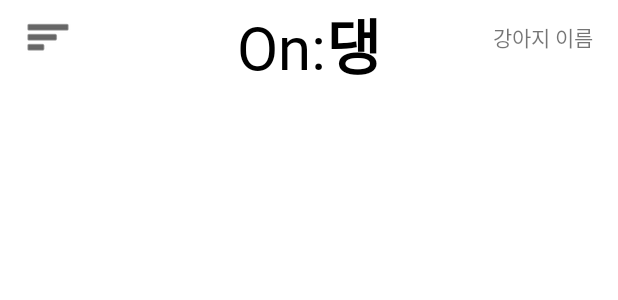
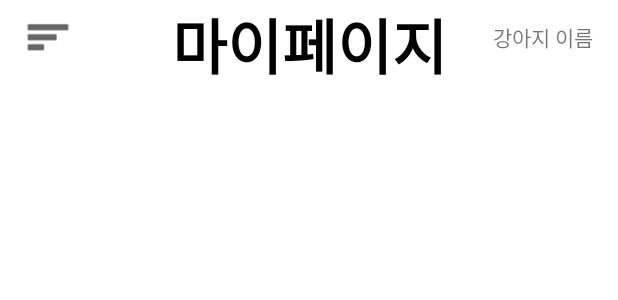
Before and after one commit to windman966/ondaeng, an Android app: the layout activity_my_page.xml on its own in the app's theme, with its tools: preview values and no code run, on a phone screen of 412 x 824 dp. Shown: the top 300 px of the screen. Run offline under Robolectric (Android 15) with nearby library versions, the phone set to English and light mode, and no system bars.

Commit message:
1110dayEnd by sdc

```diff
--- a/app/src/main/java/com/fourth/ondaeng/CareActivity.java
+++ b/app/src/main/java/com/fourth/ondaeng/CareActivity.java
@@ -4,16 +4,16 @@ import androidx.appcompat.app.AppCompatActivity;
 
 import android.os.Bundle;
 
-import com.fourth.ondaeng.databinding.ActivityMainBinding;
+import com.fourth.ondaeng.databinding.ActivityCareBinding;
 
 public class CareActivity extends AppCompatActivity {
 
-    private ActivityMainBinding binding;
+    private ActivityCareBinding binding;
 
     @Override
     protected void onCreate(Bundle savedInstanceState) {
         super.onCreate(savedInstanceState);
-        binding = ActivityMainBinding.inflate(getLayoutInflater());
+        binding = ActivityCareBinding.inflate(getLayoutInflater());
         setContentView(binding.getRoot());
     }
 }
--- a/app/src/main/res/layout/activity_my_page.xml
+++ b/app/src/main/res/layout/activity_my_page.xml
@@ -36,7 +36,7 @@
                 android:layout_height="50dp"
                 android:layout_weight="1"
                 android:gravity="center"
-                android:text="On:댕"
+                android:text="마이페이지"
                 android:textAlignment="center"
                 android:textColor="#000000"
                 android:textSize="40dp"
@@ -53,23 +53,15 @@
 
         </LinearLayout>
 
-        <ScrollView
+        <LinearLayout
             android:layout_width="match_parent"
-            android:layout_height="match_parent">
-
-            <LinearLayout
-                android:layout_width="match_parent"
-                android:layout_height="wrap_content"
-                android:orientation="vertical" >
-
-
-            </LinearLayout>
-        </ScrollView>
+            android:layout_height="match_parent"
+            android:orientation="vertical"/>
 
 
     </LinearLayout>
 
-    <include layout="@layout/activity_drawer" />
+    <!--<include layout="@layout/activity_drawer" />-->
 
 
 
```
Also changed, not shown: app/src/main/res/drawable/ic_baseline_settings_24.xml (added, +10 -0 lines), app/src/main/res/layout/activity_drawer.xml (+46 -4 lines).
